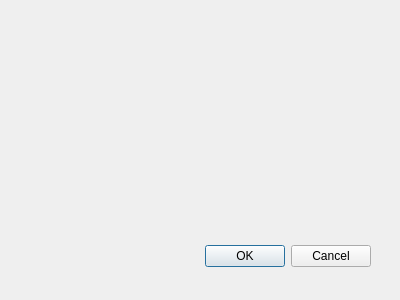
Before: the Qt Designer form Source/cpp/UI/Options.ui in krre/normalizer, drawn with Qt 5.
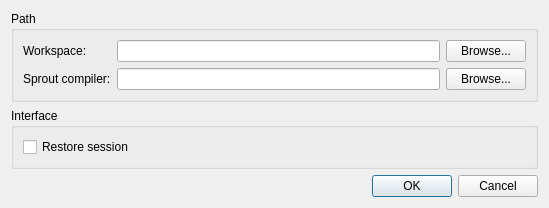
After: the same form once the commit is applied.

Commit message: Setup Options dialog

Patch:
```diff
--- a/Source/cpp/UI/Options.ui
+++ b/Source/cpp/UI/Options.ui
@@ -6,29 +6,98 @@
    <rect>
     <x>0</x>
     <y>0</y>
-    <width>400</width>
-    <height>300</height>
+    <width>549</width>
+    <height>198</height>
    </rect>
   </property>
+  <property name="sizePolicy">
+   <sizepolicy hsizetype="Expanding" vsizetype="Expanding">
+    <horstretch>0</horstretch>
+    <verstretch>0</verstretch>
+   </sizepolicy>
+  </property>
   <property name="windowTitle">
    <string>Options</string>
   </property>
-  <widget class="QDialogButtonBox" name="buttonBox">
-   <property name="geometry">
-    <rect>
-     <x>30</x>
-     <y>240</y>
-     <width>341</width>
-     <height>32</height>
-    </rect>
-   </property>
-   <property name="orientation">
-    <enum>Qt::Horizontal</enum>
-   </property>
-   <property name="standardButtons">
-    <set>QDialogButtonBox::Cancel|QDialogButtonBox::Ok</set>
-   </property>
-  </widget>
+  <layout class="QVBoxLayout" name="verticalLayout">
+   <item>
+    <widget class="QGroupBox" name="groupBox">
+     <property name="title">
+      <string>Path</string>
+     </property>
+     <layout class="QFormLayout" name="formLayout">
+      <item row="0" column="0">
+       <widget class="QLabel" name="label">
+        <property name="text">
+         <string>Workspace:</string>
+        </property>
+       </widget>
+      </item>
+      <item row="0" column="1">
+       <layout class="QHBoxLayout" name="horizontalLayout">
+        <item>
+         <widget class="QLineEdit" name="lineEdit"/>
+        </item>
+        <item>
+         <widget class="QPushButton" name="pushButton">
+          <property name="text">
+           <string>Browse...</string>
+          </property>
+         </widget>
+        </item>
+       </layout>
+      </item>
+      <item row="2" column="0">
+       <widget class="QLabel" name="label_2">
+        <property name="text">
+         <string>Sprout compiler:</string>
+        </property>
+       </widget>
+      </item>
+      <item row="2" column="1">
+       <layout class="QHBoxLayout" name="horizontalLayout_2">
+        <item>
+         <widget class="QLineEdit" name="lineEdit_2"/>
+        </item>
+        <item>
+         <widget class="QPushButton" name="pushButton_2">
+          <property name="text">
+           <string>Browse...</string>
+          </property>
+         </widget>
+        </item>
+       </layout>
+      </item>
+     </layout>
+    </widget>
+   </item>
+   <item>
+    <widget class="QGroupBox" name="groupBox_2">
+     <property name="title">
+      <string>Interface</string>
+     </property>
+     <layout class="QVBoxLayout" name="verticalLayout_2">
+      <item>
+       <widget class="QCheckBox" name="checkBox">
+        <property name="text">
+         <string>Restore session</string>
+        </property>
+       </widget>
+      </item>
+     </layout>
+    </widget>
+   </item>
+   <item>
+    <widget class="QDialogButtonBox" name="buttonBox">
+     <property name="orientation">
+      <enum>Qt::Horizontal</enum>
+     </property>
+     <property name="standardButtons">
+      <set>QDialogButtonBox::Cancel|QDialogButtonBox::Ok</set>
+     </property>
+    </widget>
+   </item>
+  </layout>
  </widget>
  <resources/>
  <connections>
```
Left out of the diff: 8 changed lines with no effect on the pictures. The commit also changes 1 other file.
